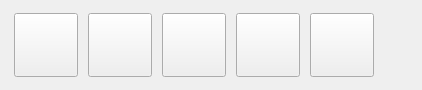
This is res/msv_framework_gui.ui in fran-jo/SimuGUI as Qt 5 draws it before an edit. The edited form follows.
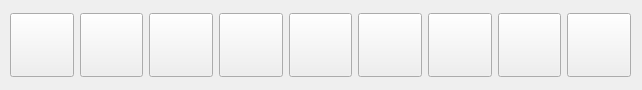
This is the edited form.

Patch:
```diff
--- a/res/msv_framework_gui.ui
+++ b/res/msv_framework_gui.ui
@@ -9,7 +9,7 @@
    <rect>
     <x>0</x>
     <y>0</y>
-    <width>422</width>
+    <width>642</width>
     <height>90</height>
    </rect>
   </property>
@@ -28,7 +28,7 @@
      <rect>
       <x>10</x>
       <y>10</y>
-      <width>371</width>
+      <width>621</width>
       <height>71</height>
      </rect>
     </property>
@@ -39,37 +39,6 @@
      <property name="leftMargin">
       <number>0</number>
      </property>
-     <item row="0" column="4">
-      <widget class="QPushButton" name="btnPlotSimu">
-       <property name="sizePolicy">
-        <sizepolicy hsizetype="Maximum" vsizetype="Maximum">
-         <horstretch>0</horstretch>
-         <verstretch>0</verstretch>
-        </sizepolicy>
-       </property>
-       <property name="minimumSize">
-        <size>
-         <width>48</width>
-         <height>48</height>
-        </size>
-       </property>
-       <property name="maximumSize">
-        <size>
-         <width>64</width>
-         <height>64</height>
-        </size>
-       </property>
-       <property name="text">
-        <string/>
-       </property>
-       <property name="iconSize">
-        <size>
-         <width>48</width>
-         <height>48</height>
-        </size>
-       </property>
-      </widget>
-     </item>
      <item row="0" column="0">
       <widget class="QPushButton" name="btnLoadResources">
        <property name="enabled">
@@ -93,36 +62,8 @@
          <height>64</height>
         </size>
        </property>
-       <property name="text">
-        <string/>
-       </property>
-       <property name="iconSize">
-        <size>
-         <width>48</width>
-         <height>48</height>
-        </size>
-       </property>
-      </widget>
-     </item>
-     <item row="0" column="3">
-      <widget class="QPushButton" name="btnSimulate">
-       <property name="sizePolicy">
-        <sizepolicy hsizetype="Minimum" vsizetype="Minimum">
-         <horstretch>0</horstretch>
-         <verstretch>0</verstretch>
-        </sizepolicy>
-       </property>
-       <property name="minimumSize">
-        <size>
-         <width>48</width>
-         <height>48</height>
-        </size>
-       </property>
-       <property name="maximumSize">
-        <size>
-         <width>64</width>
-         <height>64</height>
-        </size>
+       <property name="toolTip">
+        <string>Set Up Working Environment</string>
        </property>
        <property name="text">
         <string/>
@@ -155,6 +96,114 @@
          <height>64</height>
         </size>
        </property>
+       <property name="toolTip">
+        <string>Solver Configuration</string>
+       </property>
+       <property name="text">
+        <string/>
+       </property>
+       <property name="iconSize">
+        <size>
+         <width>48</width>
+         <height>48</height>
+        </size>
+       </property>
+      </widget>
+     </item>
+     <item row="0" column="7">
+      <widget class="QPushButton" name="btnAnalysis">
+       <property name="enabled">
+        <bool>true</bool>
+       </property>
+       <property name="sizePolicy">
+        <sizepolicy hsizetype="Minimum" vsizetype="Minimum">
+         <horstretch>0</horstretch>
+         <verstretch>0</verstretch>
+        </sizepolicy>
+       </property>
+       <property name="minimumSize">
+        <size>
+         <width>48</width>
+         <height>48</height>
+        </size>
+       </property>
+       <property name="maximumSize">
+        <size>
+         <width>64</width>
+         <height>64</height>
+        </size>
+       </property>
+       <property name="toolTip">
+        <string>Quantitative Signal Analysis</string>
+       </property>
+       <property name="text">
+        <string/>
+       </property>
+       <property name="iconSize">
+        <size>
+         <width>48</width>
+         <height>48</height>
+        </size>
+       </property>
+      </widget>
+     </item>
+     <item row="0" column="4">
+      <widget class="QPushButton" name="btnLinearization">
+       <property name="sizePolicy">
+        <sizepolicy hsizetype="Minimum" vsizetype="Minimum">
+         <horstretch>0</horstretch>
+         <verstretch>0</verstretch>
+        </sizepolicy>
+       </property>
+       <property name="minimumSize">
+        <size>
+         <width>48</width>
+         <height>48</height>
+        </size>
+       </property>
+       <property name="maximumSize">
+        <size>
+         <width>64</width>
+         <height>64</height>
+        </size>
+       </property>
+       <property name="toolTip">
+        <string>Linearization</string>
+       </property>
+       <property name="text">
+        <string/>
+       </property>
+       <property name="iconSize">
+        <size>
+         <width>48</width>
+         <height>48</height>
+        </size>
+       </property>
+      </widget>
+     </item>
+     <item row="0" column="6">
+      <widget class="QPushButton" name="btnPlotMesurements">
+       <property name="sizePolicy">
+        <sizepolicy hsizetype="Maximum" vsizetype="Maximum">
+         <horstretch>0</horstretch>
+         <verstretch>0</verstretch>
+        </sizepolicy>
+       </property>
+       <property name="minimumSize">
+        <size>
+         <width>48</width>
+         <height>48</height>
+        </size>
+       </property>
+       <property name="maximumSize">
+        <size>
+         <width>64</width>
+         <height>64</height>
+        </size>
+       </property>
+       <property name="toolTip">
+        <string>Qualitative Analysis Measurements</string>
+       </property>
        <property name="text">
         <string/>
        </property>
@@ -189,8 +238,119 @@
          <height>64</height>
         </size>
        </property>
+       <property name="toolTip">
+        <string>Model-2-Model Transformation</string>
+       </property>
        <property name="text">
         <string/>
+       </property>
+       <property name="iconSize">
+        <size>
+         <width>48</width>
+         <height>48</height>
+        </size>
+       </property>
+      </widget>
+     </item>
+     <item row="0" column="3">
+      <widget class="QPushButton" name="btnSimulate">
+       <property name="sizePolicy">
+        <sizepolicy hsizetype="Minimum" vsizetype="Minimum">
+         <horstretch>0</horstretch>
+         <verstretch>0</verstretch>
+        </sizepolicy>
+       </property>
+       <property name="minimumSize">
+        <size>
+         <width>48</width>
+         <height>48</height>
+        </size>
+       </property>
+       <property name="maximumSize">
+        <size>
+         <width>64</width>
+         <height>64</height>
+        </size>
+       </property>
+       <property name="toolTip">
+        <string>Time-Domain Simulation</string>
+       </property>
+       <property name="text">
+        <string/>
+       </property>
+       <property name="iconSize">
+        <size>
+         <width>48</width>
+         <height>48</height>
+        </size>
+       </property>
+      </widget>
+     </item>
+     <item row="0" column="5">
+      <widget class="QPushButton" name="btnPlotSimu">
+       <property name="sizePolicy">
+        <sizepolicy hsizetype="Maximum" vsizetype="Maximum">
+         <horstretch>0</horstretch>
+         <verstretch>0</verstretch>
+        </sizepolicy>
+       </property>
+       <property name="minimumSize">
+        <size>
+         <width>48</width>
+         <height>48</height>
+        </size>
+       </property>
+       <property name="maximumSize">
+        <size>
+         <width>64</width>
+         <height>64</height>
+        </size>
+       </property>
+       <property name="toolTip">
+        <string>Qualitative Analysis Simulation Outputs</string>
+       </property>
+       <property name="text">
+        <string/>
+       </property>
+       <property name="iconSize">
+        <size>
+         <width>48</width>
+         <height>48</height>
+        </size>
+       </property>
+      </widget>
+     </item>
+     <item row="0" column="8">
+      <widget class="QPushButton" name="btnReport">
+       <property name="enabled">
+        <bool>true</bool>
+       </property>
+       <property name="sizePolicy">
+        <sizepolicy hsizetype="Minimum" vsizetype="Minimum">
+         <horstretch>0</horstretch>
+         <verstretch>0</verstretch>
+        </sizepolicy>
+       </property>
+       <property name="minimumSize">
+        <size>
+         <width>48</width>
+         <height>48</height>
+        </size>
+       </property>
+       <property name="maximumSize">
+        <size>
+         <width>64</width>
+         <height>64</height>
+        </size>
+       </property>
+       <property name="text">
+        <string/>
+       </property>
+       <property name="iconSize">
+        <size>
+         <width>48</width>
+         <height>48</height>
+        </size>
        </property>
       </widget>
      </item>
```
